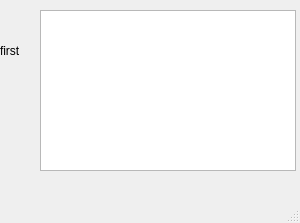
Qt form finish.ui (SjdHbz/bullshit) before a commit.
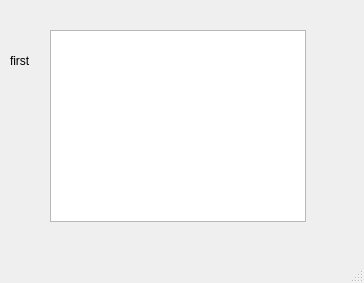
The same form after that commit.

```diff
--- a/finish.ui
+++ b/finish.ui
@@ -6,29 +6,19 @@
    <rect>
     <x>0</x>
     <y>0</y>
-    <width>300</width>
-    <height>223</height>
+    <width>364</width>
+    <height>283</height>
    </rect>
   </property>
   <property name="windowTitle">
    <string>MainWindow</string>
   </property>
   <widget class="QWidget" name="centralwidget">
-   <widget class="QTableView" name="tableView">
-    <property name="geometry">
-     <rect>
-      <x>40</x>
-      <y>10</y>
-      <width>256</width>
-      <height>161</height>
-     </rect>
-    </property>
-   </widget>
    <widget class="QLabel" name="label">
     <property name="geometry">
      <rect>
-      <x>0</x>
-      <y>40</y>
+      <x>10</x>
+      <y>50</y>
       <width>41</width>
       <height>21</height>
      </rect>
@@ -40,6 +30,16 @@
      <string>first</string>
     </property>
    </widget>
+   <widget class="QTableView" name="tableView">
+    <property name="geometry">
+     <rect>
+      <x>50</x>
+      <y>30</y>
+      <width>256</width>
+      <height>192</height>
+     </rect>
+    </property>
+   </widget>
   </widget>
   <widget class="QMenuBar" name="menubar">
    <property name="geometry">
```
Left out of the diff: 2 changed lines with no effect on the pictures.
